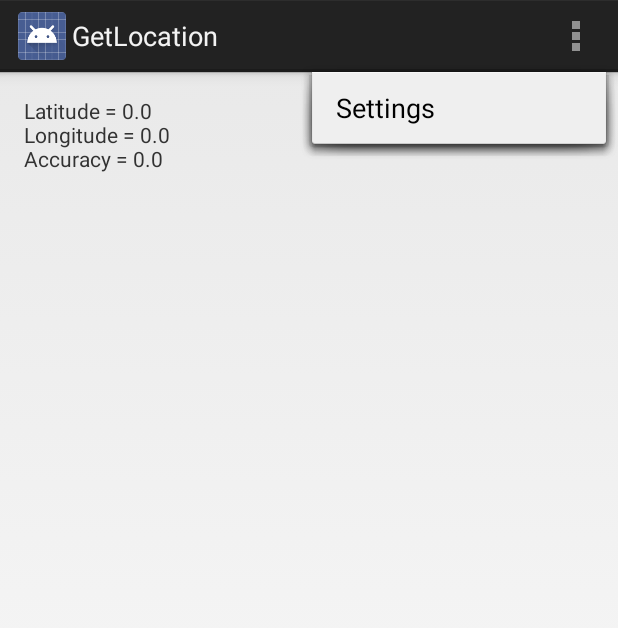
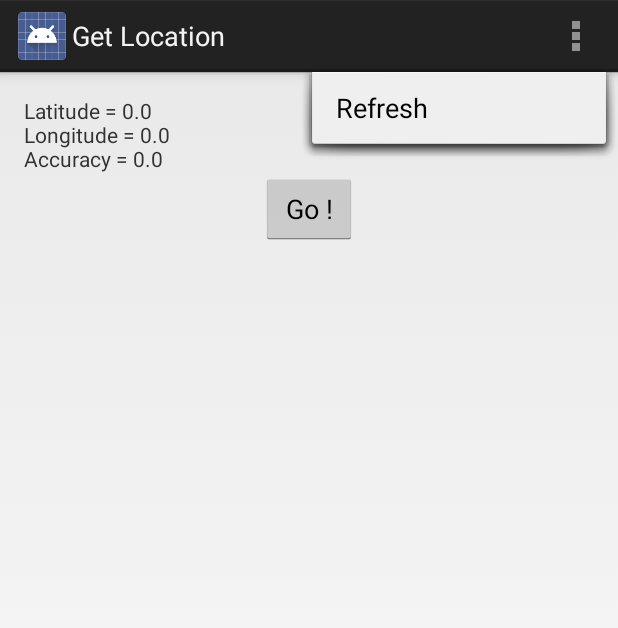
Before and after one commit to Pilou44/AsteroidGetLocationOverBT, an Android app: the screen it shows after launch (MyActivity), with the options menu open, on a phone screen of 412 x 824 dp. Shown: the top 628 px of the screen. Run offline under Robolectric (Android 15) with nearby library versions, the phone set to English and light mode, and no system bars.

Commit message:
[GetLocation][DEV] Add button to launch maps

```diff
--- a/GetLocation/app/src/main/java/com/freak/android/getlocation/MyActivity.java
+++ b/GetLocation/app/src/main/java/com/freak/android/getlocation/MyActivity.java
@@ -1,38 +1,34 @@
 package com.freak.android.getlocation;
 
 import android.app.Activity;
+import android.content.Intent;
 import android.content.SharedPreferences;
+import android.net.Uri;
 import android.os.Bundle;
 import android.view.Menu;
 import android.view.MenuItem;
+import android.view.View;
+import android.widget.Button;
 import android.widget.TextView;
 
 public class MyActivity extends Activity {
 
     public static final String PREFERENCE_NAME = "asteroid_location";
     private TextView mText;
+    private Button mButton;
 
     @Override
     protected void onCreate(Bundle savedInstanceState) {
         super.onCreate(savedInstanceState);
         setContentView(R.layout.activity_my);
         mText = (TextView) findViewById(R.id.text);
+        mButton = (Button) findViewById(R.id.go_maps);
     }
 
     @Override
     protected void onResume() {
         super.onResume();
-
-        SharedPreferences pref = getSharedPreferences(PREFERENCE_NAME, 0);
-        Double latitude = Double.longBitsToDouble(pref.getLong("latitude", Double.doubleToLongBits(0.0)));
-        Double longitude = Double.longBitsToDouble(pref.getLong("longitude", Double.doubleToLongBits(0.0)));
-        Double accuracy = Double.longBitsToDouble(pref.getLong("accuracy", Double.doubleToLongBits(0.0)));
-
-        mText.setText("Latitude = " + latitude + "\nLongitude = " + longitude + "\nAccuracy = " + accuracy);
-
-        //Intent newIntent = new Intent(this, MyService.class);
-        //this.startService(newIntent);
-
+        refresh();
     }
 
     @Override
@@ -47,10 +43,28 @@ public class MyActivity extends Activity {
         // Handle action bar item clicks here. The action bar will
         // automatically handle clicks on the Home/Up button, so long
         // as you specify a parent activity in AndroidManifest.xml.
-        /*int id = item.getItemId();
-        if (id == R.id.action_settings) {
+        int id = item.getItemId();
+        if (id == R.id.action_refresh) {
+            refresh();
             return true;
-        }*/
+        }
         return super.onOptionsItemSelected(item);
     }
+
+    private void refresh() {
+        SharedPreferences pref = getSharedPreferences(PREFERENCE_NAME, 0);
+        final Double latitude = Double.longBitsToDouble(pref.getLong("latitude", Double.doubleToLongBits(0.0)));
+        final Double longitude = Double.longBitsToDouble(pref.getLong("longitude", Double.doubleToLongBits(0.0)));
+        final Double accuracy = Double.longBitsToDouble(pref.getLong("accuracy", Double.doubleToLongBits(0.0)));
+
+        mText.setText("Latitude = " + latitude + "\nLongitude = " + longitude + "\nAccuracy = " + accuracy);
+        mButton.setOnClickListener(new View.OnClickListener() {
+            @Override
+            public void onClick(View view) {
+                Intent intent = new Intent(android.content.Intent.ACTION_VIEW,
+                        Uri.parse("geo:0,0?q=" + latitude + "," + longitude + " (" + MyActivity.this.getString(R.string.my_car) + ")"));
+                startActivity(intent);
+            }
+        });
+    }
 }
--- a/GetLocation/app/src/main/res/layout/activity_my.xml
+++ b/GetLocation/app/src/main/res/layout/activity_my.xml
@@ -9,9 +9,18 @@
     tools:context=".MyActivity">
 
     <TextView
-        android:text="@string/hello_world"
+        android:text="@string/unknown_position"
         android:id="@+id/text"
         android:layout_width="match_parent"
-        android:layout_height="match_parent" />
+        android:layout_height="wrap_content"
+        android:layout_alignParentTop="true" />
+    <Button
+        android:id="@+id/go_maps"
+        android:layout_width="wrap_content"
+        android:layout_height="wrap_content"
+        android:gravity="center"
+        android:text="@string/go_button"
+        android:layout_below="@id/text"
+        android:layout_centerHorizontal="true" />
 
 </RelativeLayout>
--- a/GetLocation/app/src/main/res/menu/my.xml
+++ b/GetLocation/app/src/main/res/menu/my.xml
@@ -1,8 +1,8 @@
 <menu xmlns:android="http://schemas.android.com/apk/res/android"
     xmlns:tools="http://schemas.android.com/tools"
     tools:context=".MyActivity" >
-    <item android:id="@+id/action_settings"
-        android:title="@string/action_settings"
+    <item android:id="@+id/action_refresh"
+        android:title="@string/action_refresh"
         android:orderInCategory="100"
         android:showAsAction="never" />
 </menu>
--- a/GetLocation/app/src/main/res/values-w820dp/dimens.xml
+++ /dev/null
@@ -1,6 +0,0 @@
-<resources>
-    <!-- Example customization of dimensions originally defined in res/values/dimens.xml
-         (such as screen margins) for screens with more than 820dp of available width. This
-         would include 7" and 10" devices in landscape (~960dp and ~1280dp respectively). -->
-    <dimen name="activity_horizontal_margin">64dp</dimen>
-</resources>
--- a/GetLocation/app/src/main/res/values/strings.xml
+++ b/GetLocation/app/src/main/res/values/strings.xml
@@ -1,8 +1,10 @@
 <?xml version="1.0" encoding="utf-8"?>
 <resources>
 
-    <string name="app_name">GetLocation</string>
-    <string name="hello_world">Hello world!</string>
-    <string name="action_settings">Settings</string>
+    <string name="app_name">Get Location</string>
+    <string name="unknown_position">Latitude: Unknown\nLongitude: Unknown\nAccuracy: Unknown</string>
+    <string name="go_button">Go !</string>
+    <string name="my_car">My car</string>
+    <string name="action_refresh">Refresh</string>
 
 </resources>
```
